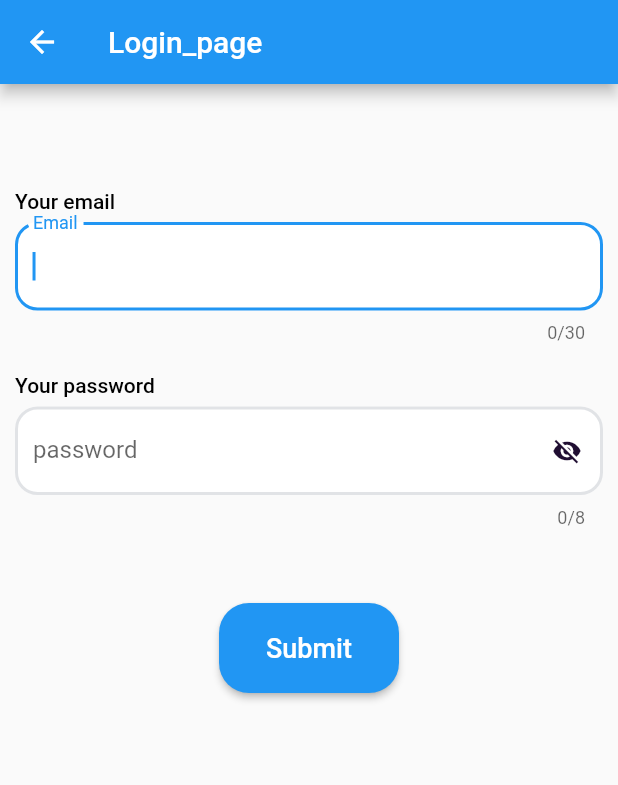
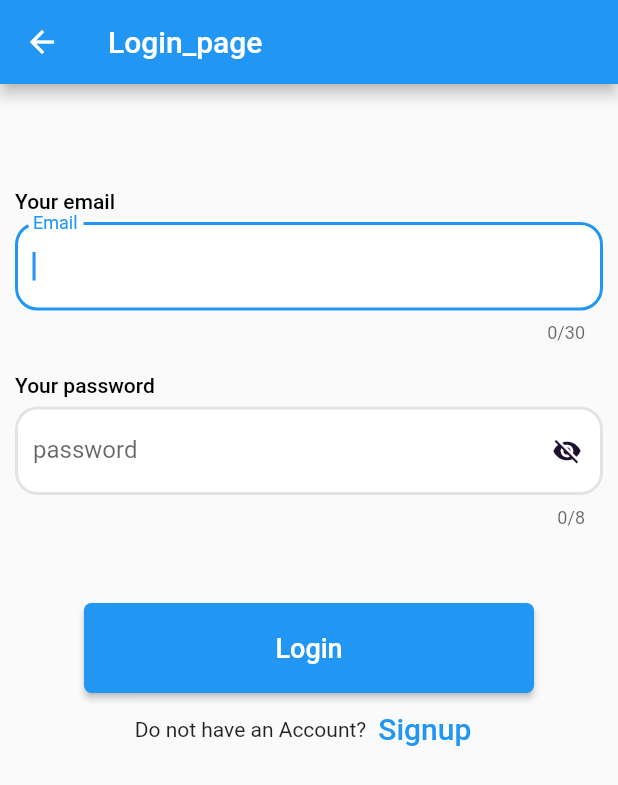
Before and after one commit to panchaniurvisha/firebase_demo_one, a Flutter app: the LoginScreen screen opened by its route, on a phone screen of 412 x 824 dp. Shown: the top 785 px of the screen. Run offline on Flutter 3.47's test engine with Material 2 defaults, Android fonts, the phone set to English and light mode, and no system bars; our stand-ins replace firebase_auth, firebase_core; accounts and stored records are empty; Roboto replaces fonts that are missing (Circular Std).

Commit message:
30/5/2023

```diff
--- a/lib/main.dart
+++ b/lib/main.dart
@@ -20,6 +20,7 @@ class MyApp extends StatelessWidget {
       theme: ThemeData(
         primarySwatch: Colors.blue,
       ),
+      debugShowCheckedModeBanner: false,
       //home: const MyHomePage(title: 'Flutter Demo one Home Page'),
       routes: appRoutes,
       initialRoute: RoutesName.firstScreen,
--- a/lib/view/login_screen.dart
+++ b/lib/view/login_screen.dart
@@ -1,3 +1,4 @@
+import 'package:firebase_auth/firebase_auth.dart';
 import 'package:firebase_demo_one/utils/routes_name.dart';
 import 'package:flutter/material.dart';
 
@@ -13,6 +14,8 @@ class LoginScreen extends StatefulWidget {
 }
 
 class _LoginScreenState extends State<LoginScreen> {
+  FirebaseAuth firebaseAuth = FirebaseAuth.instance;
+  User? user;
   TextEditingController passwordController = TextEditingController();
   TextEditingController emailController = TextEditingController();
   bool value = false;
@@ -22,7 +25,7 @@ class _LoginScreenState extends State<LoginScreen> {
   Widget build(BuildContext context) {
     return Scaffold(
       appBar: AppBar(
-        title: Text("Login_page"),
+        title: const Text("Login_page"),
       ),
       body: ListView(
         children: [
@@ -34,9 +37,9 @@ class _LoginScreenState extends State<LoginScreen> {
                     const EdgeInsets.symmetric(vertical: 50, horizontal: 10),
                 child: Column(
                   children: [
-                    Align(
+                    const Align(
                       alignment: Alignment.topLeft,
-                      child: const Text("Your email",
+                      child: Text("Your email",
                           style: TextStyle(
                             height: 3,
                             color: Color(0xff000000),
@@ -59,9 +62,9 @@ class _LoginScreenState extends State<LoginScreen> {
                         }
                       },
                     ),
-                    Align(
+                    const Align(
                       alignment: Alignment.topLeft,
-                      child: const Text("Your password",
+                      child: Text("Your password",
                           style: TextStyle(
                             height: 3,
                             color: Color(0xff000000),
@@ -97,27 +100,49 @@ class _LoginScreenState extends State<LoginScreen> {
                         return null;
                       },
                     ),
-                    SizedBox(
+                    const SizedBox(
                       height: 50,
                     ),
                     ElevatedButton(
                         onPressed: () {
+                          signUser();
+                          debugPrint("User!!!!!!!!!!>$user");
                           if (formKey.currentState!.validate()) {
                             formKey.currentState!.validate();
-                            debugPrint("Second Screen====>");
+
+                            debugPrint("Second Screen!!!!!!!!!!!---->");
                             Navigator.pushNamedAndRemoveUntil(context,
                                 RoutesName.secondScreen, (route) => false);
                           }
                         },
                         style: ElevatedButton.styleFrom(
-                          fixedSize: const Size(120, 60),
+                          fixedSize: const Size(300, 60),
                           shape: RoundedRectangleBorder(
-                              borderRadius: BorderRadius.circular(20)),
+                              borderRadius: BorderRadius.circular(5)),
                         ),
                         child: const Text(
-                          "Submit",
+                          "Login",
                           style: TextStyle(fontSize: 18),
                         )),
+                    Row(
+                      mainAxisAlignment: MainAxisAlignment.center,
+                      children: [
+                        const Text('Do not have an Account?'),
+                        TextButton(
+                          child: const Text(
+                            'Signup',
+                            style: TextStyle(fontSize: 20),
+                          ),
+                          onPressed: () {
+                            Navigator.popAndPushNamed(
+                              context,
+                              RoutesName.firstScreen,
+                            );
+                            //signup screen
+                          },
+                        )
+                      ],
+                    ),
                   ],
                 ),
               )),
@@ -125,4 +150,22 @@ class _LoginScreenState extends State<LoginScreen> {
       ),
     );
   }
+
+  signUser() async {
+    try {
+      await FirebaseAuth.instance
+          .signInWithEmailAndPassword(
+              email: emailController.text, password: passwordController.text)
+          .then((value) {
+        debugPrint("Value==>${value.user}");
+        user = value.user;
+      });
+    } on FirebaseAuthException catch (e) {
+      if (e.code == 'user-not-found') {
+        debugPrint('No user found for that email.');
+      } else if (e.code == 'wrong-password') {
+        debugPrint('Wrong password provided for that user.');
+      }
+    }
+  }
 }
```
Also changed, not shown: lib/view/sign_up_screen.dart (+40 -11 lines).
